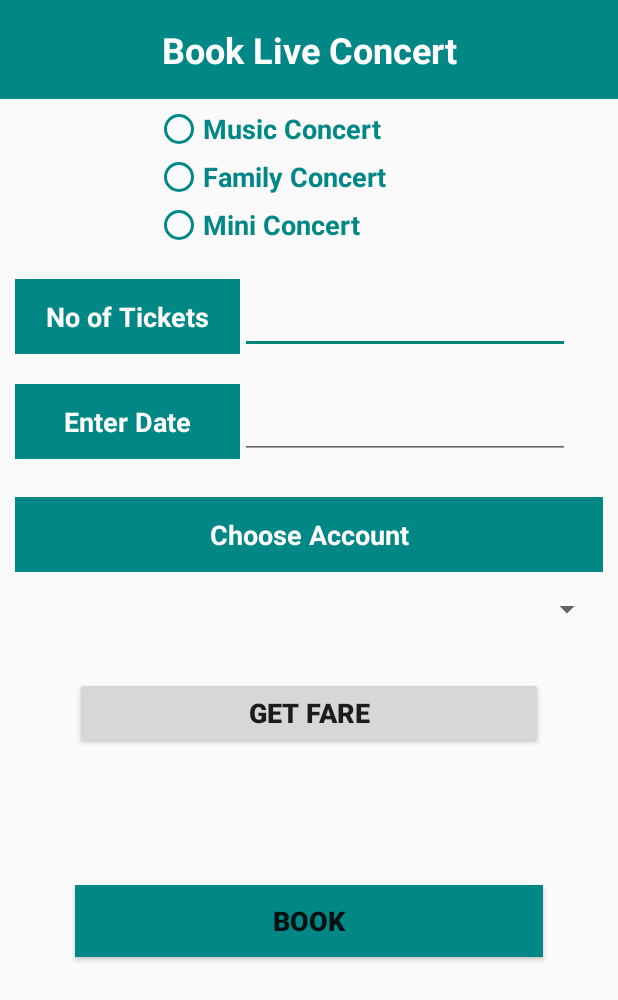
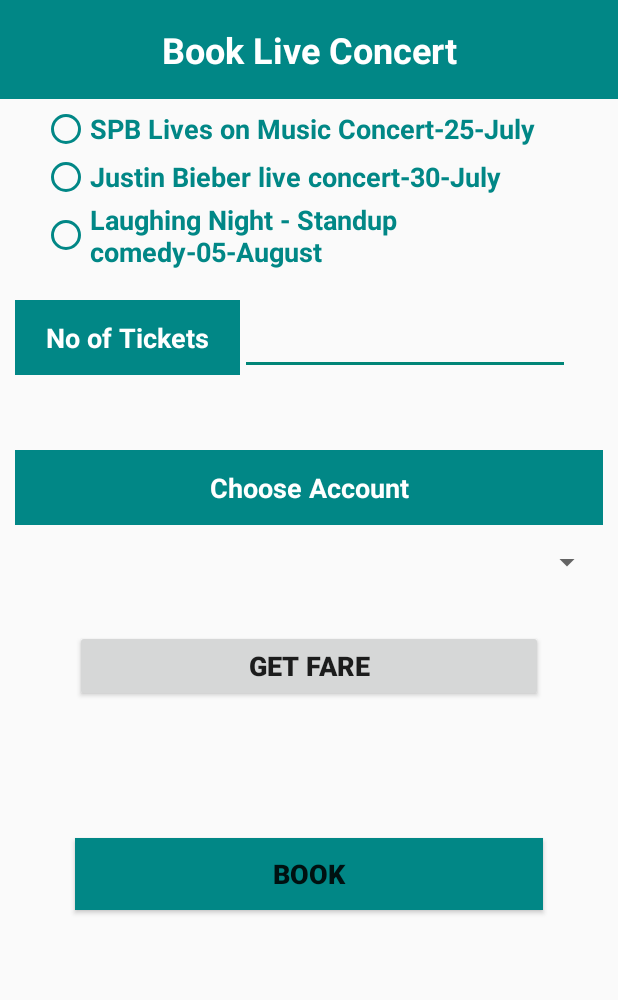
Before and after one commit to shhekarchowdary/Indian_Bank_Android, an Android app: the LiveConcertActivity screen opened directly, with no data from a screen before it, on a phone screen of 412 x 824 dp. Shown: the top 1000 px of the screen. Run offline under Robolectric (Android 15) with nearby library versions, the phone set to English and light mode, and no system bars; our stand-ins replace Firebase (no records; nobody signed in at launch, a user with empty details on screens opened directly); 2 statements that could not run were skipped.

```diff
--- a/app/src/main/java/com/arr/indianbankandroid/LiveConcertActivity.java
+++ b/app/src/main/java/com/arr/indianbankandroid/LiveConcertActivity.java
@@ -25,7 +25,7 @@ import java.util.Random;
 
 public class LiveConcertActivity extends AppCompatActivity {
 
-    EditText noftickets,date;
+    EditText noftickets;
     Button concertbtn,getfareconcert;
     RadioGroup concertradiogrp;
     RadioButton musicconcert,miniconcert,familyconcert;
@@ -50,7 +50,6 @@ public class LiveConcertActivity extends AppCompatActivity {
 
 
         noftickets = findViewById(R.id.liveconcerttickets);
-        date = findViewById(R.id.liveconcertdate);
         concertbtn = findViewById(R.id.liveconcertbtn);
         concertradiogrp = findViewById(R.id.concertradiogrp1);
         musicconcert = findViewById(R.id.musicradio);
@@ -100,10 +99,10 @@ public class LiveConcertActivity extends AppCompatActivity {
             @Override
             public void onClick(View view) {
                 if(!noftickets.getText().toString().trim().isEmpty()){
-                    if(!date.getText().toString().trim().isEmpty()){
+                    String no = noftickets.getText().toString().trim();
+                    int num = Integer.parseInt(no);
+                    if(num < 5){
                         if(radioClicked){
-                            String no = noftickets.getText().toString().trim();
-                            int num = Integer.parseInt(no);
                             payment = loggedInCustomer.bookings(3,num);
                             fareconcerttv.setText(Double.toString(payment));
                         }else
@@ -111,7 +110,7 @@ public class LiveConcertActivity extends AppCompatActivity {
                     }else
                         Toast.makeText(getBaseContext(),"Enter Date",Toast.LENGTH_LONG).show();
                 }else
-                    Toast.makeText(getBaseContext(),"Enter Number Of Tickets",Toast.LENGTH_LONG).show();
+                    Toast.makeText(getBaseContext(),"Max 5 tickets only per Id",Toast.LENGTH_LONG).show();
             }
         });
 
@@ -148,7 +147,7 @@ public class LiveConcertActivity extends AppCompatActivity {
                     TransactionsHistory transac = new TransactionsHistory(account.getAccountNo(),date,"Debit","For Live Concert",payment);
                     account.getTransferHis().add(transac);
                     String currentTime = new SimpleDateFormat("yyyy-MM-dd G 'at' HH:mm:ss z").format(new Date());
-                    referenceTransactions.child(currentTime).setValue(transac);
+                    referenceTransactions.child(currentTime+transac.getAccountNo()).setValue(transac);
                     int low = 11111;
                     int high = 99999;
                     transId =  r.nextInt(high - low) + low;
--- a/app/src/main/java/com/arr/indianbankandroid/MovieActivity.java
+++ b/app/src/main/java/com/arr/indianbankandroid/MovieActivity.java
@@ -151,7 +151,7 @@ public class MovieActivity extends AppCompatActivity {
                     TransactionsHistory transac = new TransactionsHistory(account.getAccountNo(),date,"Debit","For Movie Bookings",payment);
                     account.getTransferHis().add(transac);
                     String currentTime = new SimpleDateFormat("yyyy-MM-dd G 'at' HH:mm:ss z").format(new Date());
-                    referenceTransactions.child(currentTime).setValue(transac);
+                    referenceTransactions.child(currentTime+transac.getAccountNo()).setValue(transac);
                     int low = 11111;
                     int high = 99999;
                     transId =  r.nextInt(high - low) + low;
--- a/app/src/main/java/com/arr/indianbankandroid/TransferToOthersAccountActivity.java
+++ b/app/src/main/java/com/arr/indianbankandroid/TransferToOthersAccountActivity.java
@@ -143,12 +143,12 @@ public class TransferToOthersAccountActivity extends AppCompatActivity implement
                                     tempacc.getTransferHis().add(transac);
                                     referenceAccounts.child(tempacc.getAccountNo()).child("currentBalance").setValue(value);
                                     String currentTime = new SimpleDateFormat("yyyy-MM-dd G 'at' HH:mm:ss z").format(new Date());
-                                    referenceTransactions.child(currentTime).setValue(transac);
+                                    referenceTransactions.child(currentTime+transac.getAccountNo()).setValue(transac);
                                     double transferValue = fetchedAccountBalance + am;
                                     TransactionsHistory creditTran = new TransactionsHistory(fetchedAccountNo,date,"Credit","Received from "+(tempacc.getAccountNo()),am);
                                     referenceAccounts.child(fetchedAccountNo).child("currentBalance").setValue(transferValue);
                                     String currentTime1 = new SimpleDateFormat("yyyy-MM-dd G 'at' HH:mm:ss z").format(new Date());
-                                    referenceTransactions.child(currentTime1+"1").setValue(creditTran);
+                                    referenceTransactions.child(currentTime1+transac.getAccountNo()).setValue(creditTran);
                                     Intent in = new Intent(getBaseContext(), Transcation_Success.class);
                                     startActivity(in);
                                     ts = 1;
--- a/app/src/main/java/com/arr/indianbankandroid/TravelActivity.java
+++ b/app/src/main/java/com/arr/indianbankandroid/TravelActivity.java
@@ -148,7 +148,7 @@ public class TravelActivity extends AppCompatActivity {
                     TransactionsHistory transac = new TransactionsHistory(account.getAccountNo(),date,"Debit","For Travel Bookings",payment);
                     account.getTransferHis().add(transac);
                     String currentTime = new SimpleDateFormat("yyyy-MM-dd G 'at' HH:mm:ss z").format(new Date());
-                    referenceTransactions.child(currentTime).setValue(transac);
+                    referenceTransactions.child(currentTime+transac.getAccountNo()).setValue(transac);
                     int low = 11111;
                     int high = 99999;
                     transId =  r.nextInt(high - low) + low;
--- a/app/src/main/res/layout/activity_live_concert.xml
+++ b/app/src/main/res/layout/activity_live_concert.xml
@@ -33,54 +33,38 @@
 
         <RadioButton
             android:id="@+id/musicradio"
-            android:layout_width="200dp"
+            android:layout_width="350dp"
             android:layout_height="wrap_content"
             android:layout_gravity="center"
             android:buttonTint="@color/teal_700"
-            android:text="Music Concert"
+            android:text="SPB Lives on Music Concert-25-July"
             android:textColor="@color/teal_700"
             android:textSize="18sp"
             android:textStyle="bold" />
 
         <RadioButton
             android:id="@+id/familybtn"
-            android:layout_width="200dp"
+            android:layout_width="350dp"
             android:layout_height="wrap_content"
             android:layout_gravity="center"
             android:buttonTint="@color/teal_700"
-            android:text="Family Concert"
+            android:text="Justin Bieber live concert-30-July"
             android:textColor="@color/teal_700"
             android:textSize="18sp"
             android:textStyle="bold" />
 
         <RadioButton
             android:id="@+id/miniconcertbtn"
-            android:layout_width="200dp"
+            android:layout_width="350dp"
             android:layout_height="wrap_content"
             android:layout_gravity="center"
             android:buttonTint="@color/teal_700"
-            android:text="Mini Concert"
+            android:text="Laughing Night - Standup comedy-05-August"
             android:textColor="@color/teal_700"
             android:textSize="18sp"
             android:textStyle="bold" />
 
     </RadioGroup>
-
-    <TextView
-        android:id="@+id/concerttvid"
-        android:layout_width="150dp"
-        android:layout_height="50dp"
-        android:layout_marginStart="10dp"
-        android:layout_marginTop="20dp"
-        android:background="@color/teal_700"
-        android:gravity="center"
-        android:text="Enter Date"
-        android:textAlignment="gravity"
-        android:textColor="@color/white"
-        android:textSize="18sp"
-        android:textStyle="bold"
-        app:layout_constraintStart_toStartOf="parent"
-        app:layout_constraintTop_toBottomOf="@+id/nooftcktstv" />
 
     <TextView
         android:id="@+id/nooftcktstv"
@@ -109,16 +93,6 @@
         android:inputType="number"
         app:layout_constraintStart_toEndOf="@+id/nooftcktstv"
         app:layout_constraintTop_toBottomOf="@+id/concertradiogrp1" />
-
-    <EditText
-        android:id="@+id/liveconcertdate"
-        android:layout_width="220dp"
-        android:layout_height="50dp"
-        android:layout_marginTop="20dp"
-        android:ems="10"
-        android:inputType="date"
-        app:layout_constraintStart_toEndOf="@+id/concerttvid"
-        app:layout_constraintTop_toBottomOf="@+id/liveconcerttickets" />
 
     <Button
         android:id="@+id/liveconcertbtn"
@@ -167,7 +141,7 @@
         android:layout_width="0dp"
         android:layout_height="50dp"
         android:layout_marginStart="10dp"
-        android:layout_marginTop="25dp"
+        android:layout_marginTop="50dp"
         android:layout_marginEnd="10dp"
         android:background="@color/teal_700"
         android:gravity="center"
@@ -178,7 +152,7 @@
         android:textStyle="bold"
         app:layout_constraintEnd_toEndOf="parent"
         app:layout_constraintStart_toStartOf="parent"
-        app:layout_constraintTop_toBottomOf="@+id/concerttvid" />
+        app:layout_constraintTop_toBottomOf="@+id/liveconcerttickets" />
 
     <Spinner
         android:id="@+id/concertspinner"
```
Also changed, not shown: app/src/main/java/com/arr/indianbankandroid/Customer.java (+4 -4 lines).
